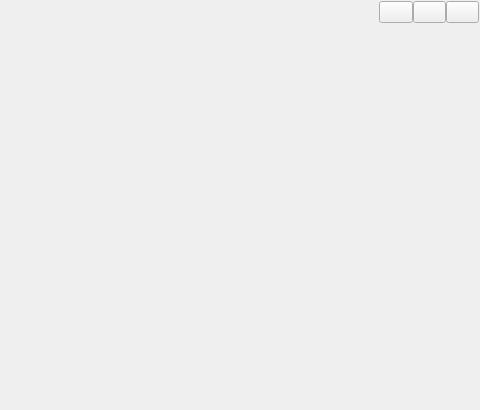
flyghost/control-system, file form/frmmain.ui: the form before one commit; both pictures show x 330 to 810 and y 0 to 410 of the 810 by 600 pixel window.
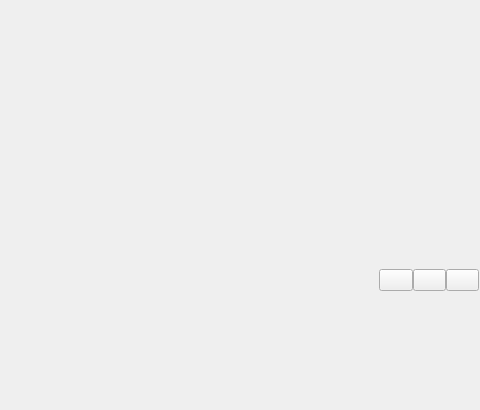
The form after the commit.

```diff
--- a/form/frmmain.ui
+++ b/form/frmmain.ui
@@ -226,7 +226,7 @@
     </widget>
    </item>
    <item>
-    <widget class="QWidget" name="stackedWidget" native="true"/>
+    <layout class="QVBoxLayout" name="stackedStackedWidget"/>
    </item>
   </layout>
  </widget>
```
